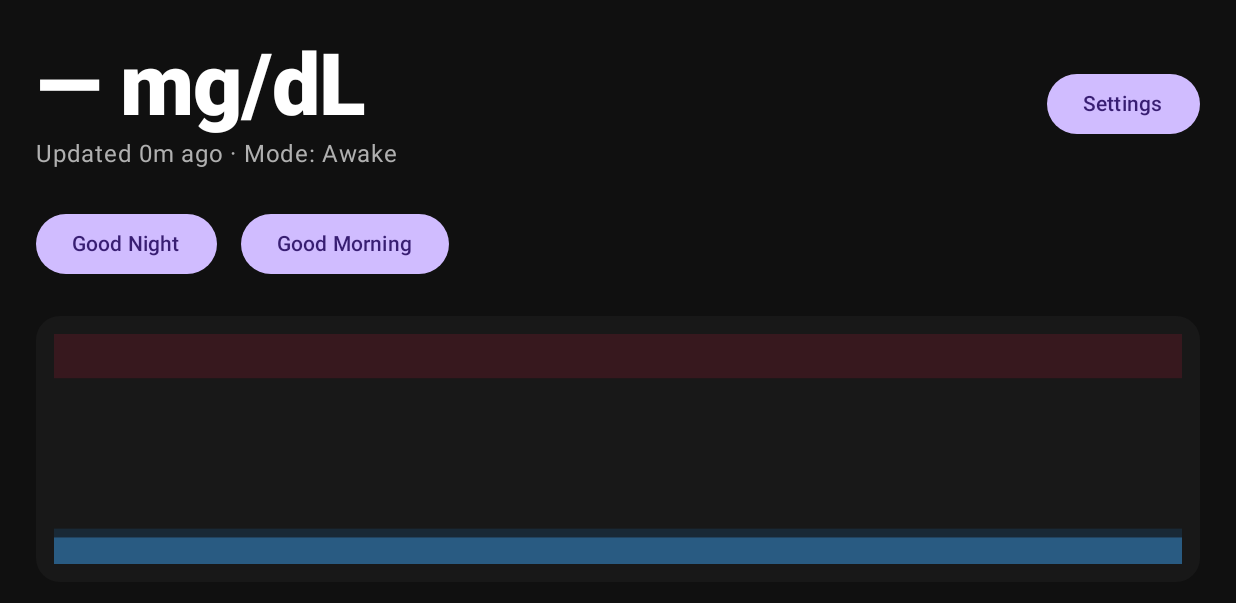
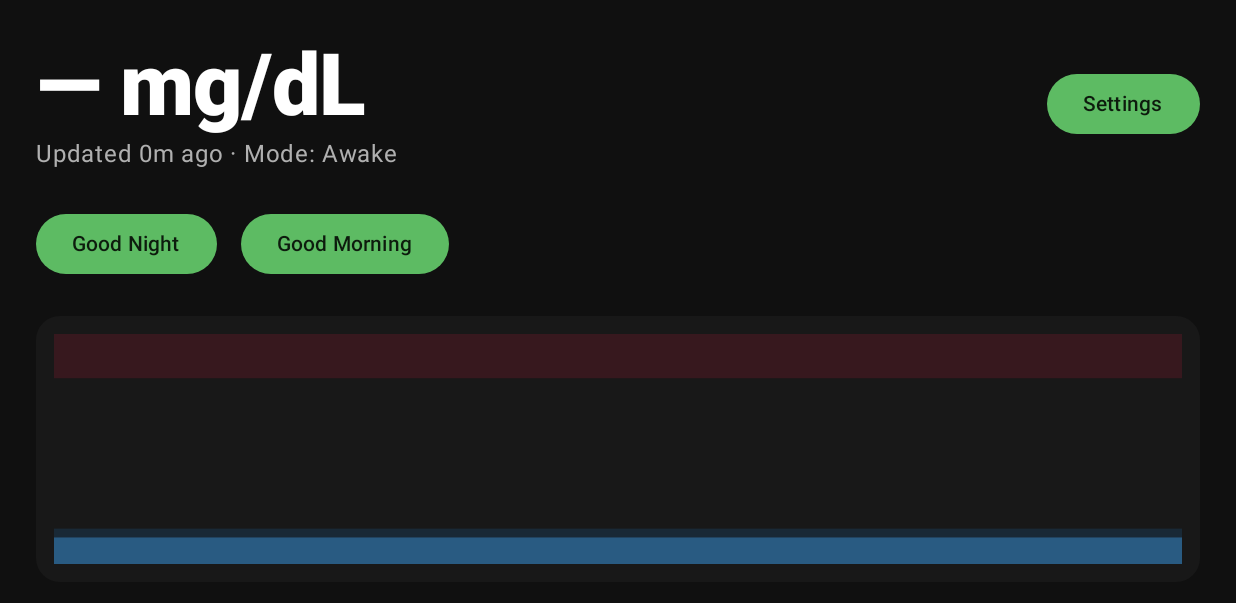
Before and after one commit to codescrapbook/g7-night-alarm, an Android app built with Jetpack Compose: the screen it shows after launch (MainActivity), on a phone screen of 824 x 412 dp (held sideways). Shown: the top 603 px of the screen. Run offline under Robolectric (Android 15) with nearby library versions, the phone set to English and light mode, and no system bars; our stand-ins replace Room's generated code.

Commit message:
feat(brand): rename app to 'Undead In Bed', add voodoo zombie adaptive icon, and apply dark swamp/purple palette (WCAG AA on core text preserved)
Co-authored-by: Joe Seeley <codescrapbook@users.noreply.github.com>

```diff
--- a/app/src/main/java/com/g7nightalarm/app/ui/theme/Theme.kt
+++ b/app/src/main/java/com/g7nightalarm/app/ui/theme/Theme.kt
@@ -3,8 +3,19 @@ package com.g7nightalarm.app.ui.theme
 import androidx.compose.material3.MaterialTheme
 import androidx.compose.material3.darkColorScheme
 import androidx.compose.runtime.Composable
+import androidx.compose.ui.graphics.Color
 
-private val DarkColors = darkColorScheme()
+private val DarkColors = darkColorScheme(
+    primary = Color(0xFF5DBB63),       // swampy green
+    onPrimary = Color(0xFF0D1B0D),
+    secondary = Color(0xFF8E44AD),     // bruised purple
+    onSecondary = Color(0xFFEDE7F6),
+    background = Color(0xFF0A0F0A),    // very dark moss
+    onBackground = Color(0xFFE5E5E5),  // bone white
+    surface = Color(0xFF121212),
+    onSurface = Color(0xFFE5E5E5),
+    error = Color(0xFFC62828)          // blood red accents
+)
 
 @Composable
 fun G7Theme(content: @Composable () -> Unit) {
--- a/app/src/main/res/drawable/ic_launcher_foreground.xml
+++ b/app/src/main/res/drawable/ic_launcher_foreground.xml
@@ -4,21 +4,41 @@
     android:height="108dp"
     android:viewportWidth="108"
     android:viewportHeight="108">
-    <group
-        android:translateX="27"
-        android:translateY="27">
+    <group android:translateX="16" android:translateY="12">
+        <!-- Bed base -->
         <path
-            android:fillColor="#BB86FC"
-            android:pathData="M54,27a27,27 0 1,1 -54,0a27,27 0 1,1 54,0z" />
+            android:fillColor="#2E3D26"
+            android:pathData="M0,70 L76,70 L76,80 L0,80 Z" />
+        <!-- Zombie hand rising from bed -->
+        <path
+            android:fillColor="#6BAA64"
+            android:strokeWidth="2"
+            android:strokeColor="#2C5E2A"
+            android:pathData="M38,35 C36,28 46,26 46,33 L46,60 L40,60 L40,42 C38,44 36,41 38,35 Z" />
+        <!-- Stitches on hand -->
         <path
             android:fillColor="#00000000"
-            android:strokeWidth="6"
-            android:strokeColor="#03DAC5"
-            android:pathData="M10,36 L20,30 L30,33 L40,24 L50,28" />
+            android:strokeWidth="2"
+            android:strokeColor="#C62828"
+            android:pathData="M42,40 L34,44 M42,48 L34,52" />
+        <!-- Skull pillow -->
+        <path
+            android:fillColor="#E6E6E6"
+            android:pathData="M10,50 a10,10 0 1,0 20,0 a10,10 0 1,0 -20,0" />
+        <path
+            android:fillColor="#000000"
+            android:pathData="M15,50 a2,2 0 1,0 4,0 a2,2 0 1,0 -4,0" />
+        <path
+            android:fillColor="#000000"
+            android:pathData="M21,50 a2,2 0 1,0 4,0 a2,2 0 1,0 -4,0" />
         <path
             android:fillColor="#00000000"
-            android:strokeWidth="8"
-            android:strokeColor="#FF5252"
-            android:pathData="M12,20 L42,20" />
+            android:strokeWidth="2"
+            android:strokeColor="#C62828"
+            android:pathData="M18,56 L22,56" />
+        <!-- Drips -->
+        <path
+            android:fillColor="#8E24AA"
+            android:pathData="M64,68 C66,64 70,66 70,70 L70,80 L64,80 Z" />
     </group>
 </vector>
--- a/app/src/main/res/values/strings.xml
+++ b/app/src/main/res/values/strings.xml
@@ -1,5 +1,5 @@
 <resources>
-    <string name="app_name">G7 Night Alarm</string>
+    <string name="app_name">Undead In Bed</string>
     <string name="notification_channel_monitor_name">Glucose Monitor</string>
     <string name="notification_channel_monitor_desc">Persistent monitoring and latest glucose reading</string>
     <string name="notification_channel_alarm_name">Urgent Glucose Alarm</string>
```
Also changed, not shown: 1 other file.
